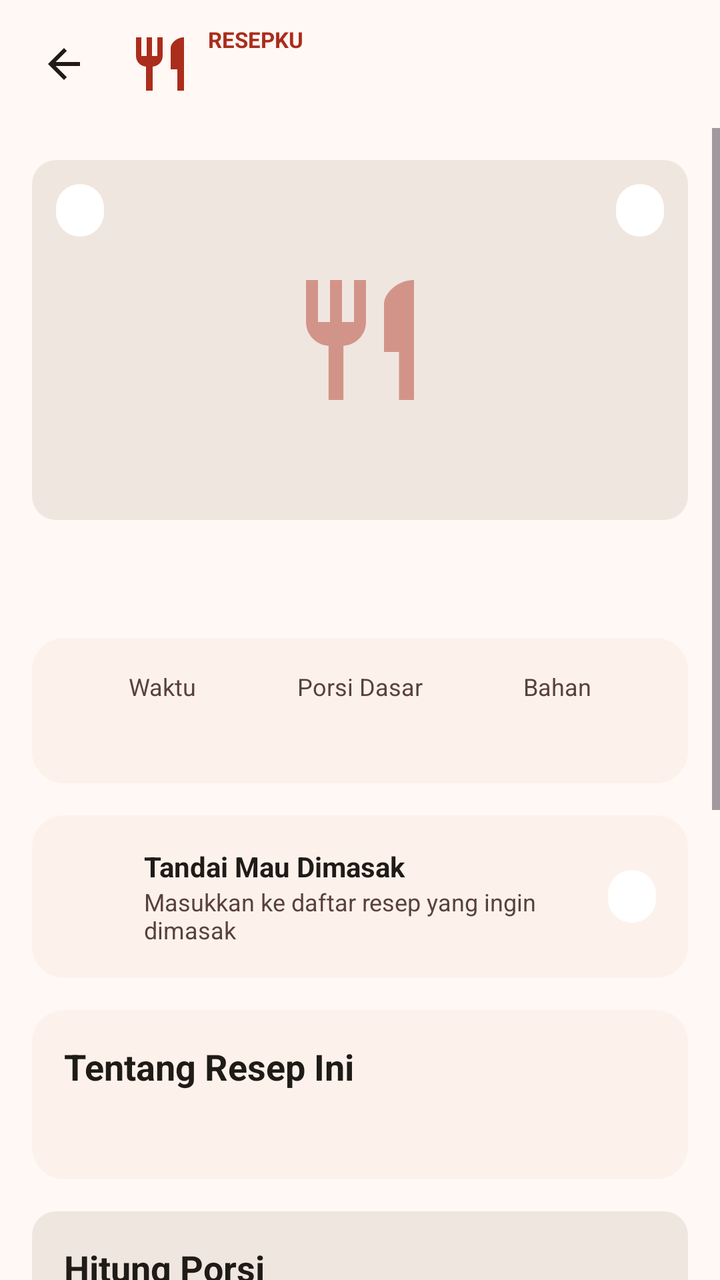
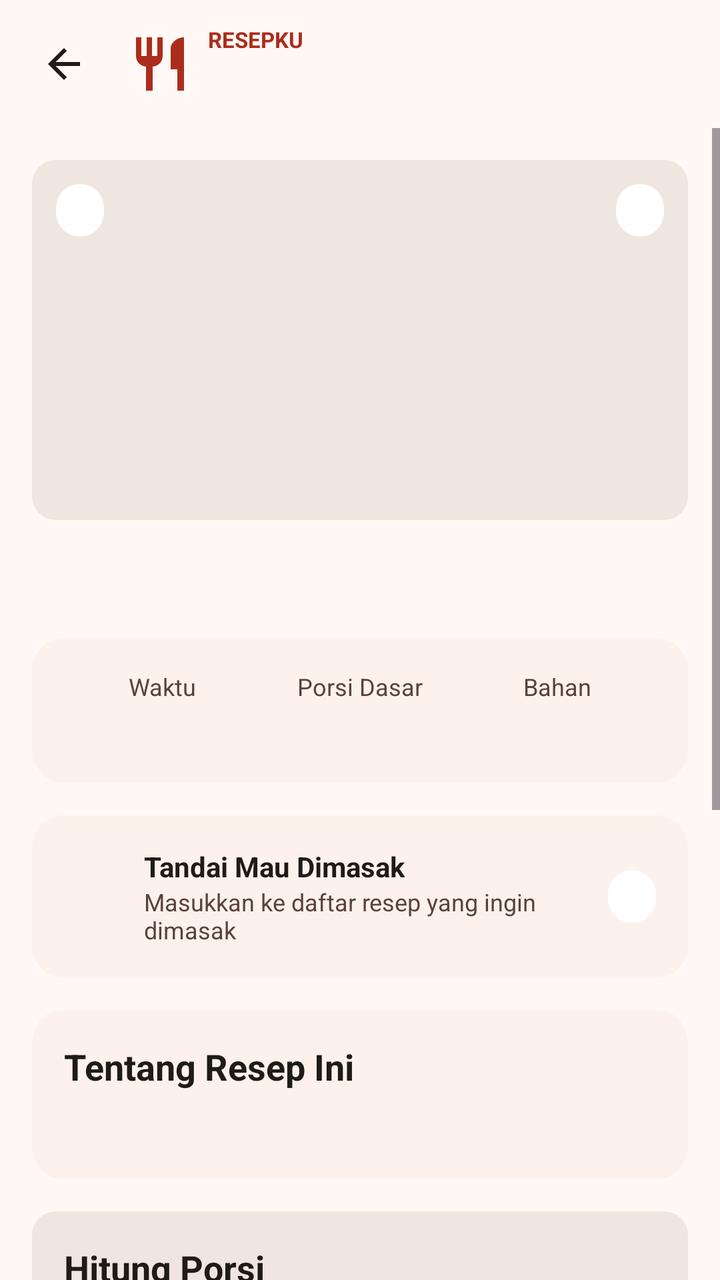

Two renders of the same Android screen: before a commit and after it. Below are the layout's source before the change and the commit's diff.
<!-- AndroidManifest.xml: application theme Theme.ResepKu -->
<!-- res/layout/activity_detail.xml -->
<?xml version="1.0" encoding="utf-8"?>
<LinearLayout xmlns:android="http://schemas.android.com/apk/res/android"
    android:layout_width="match_parent"
    android:layout_height="match_parent"
    android:background="@color/surface"
    android:orientation="vertical">

    <include
        android:id="@+id/toolbar"
        layout="@layout/view_toolbar" />

    <ScrollView
        android:layout_width="match_parent"
        android:layout_height="0dp"
        android:layout_weight="1">

        <LinearLayout
            android:layout_width="match_parent"
            android:layout_height="wrap_content"
            android:orientation="vertical"
            android:padding="16dp">

            <FrameLayout
                android:layout_width="match_parent"
                android:layout_height="180dp"
                android:layout_marginBottom="12dp"
                android:background="@drawable/bg_kotak_tinggi">

                <ImageView
                    android:layout_width="72dp"
                    android:layout_height="72dp"
                    android:layout_gravity="center"
                    android:alpha="0.45"
                    android:importantForAccessibility="no"
                    android:src="@drawable/ic_restaurant" />

                <TextView
                    android:id="@+id/tvLabelWaktu"
                    style="@style/Pill"
                    android:layout_width="wrap_content"
                    android:layout_height="wrap_content"
                    android:layout_margin="12dp" />

                <TextView
                    android:id="@+id/tvKategori"
                    style="@style/Pill"
                    android:layout_width="wrap_content"
                    android:layout_height="wrap_content"
                    android:layout_gravity="end"
                    android:layout_margin="12dp" />
            </FrameLayout>

            <TextView
                android:id="@+id/tvJudul"
                android:layout_width="match_parent"
                android:layout_height="wrap_content"
                android:layout_marginBottom="12dp"
                android:textColor="@color/on_surface"
                android:textSize="26sp"
                android:textStyle="bold" />

            <LinearLayout
                style="@style/Kartu"
                android:layout_width="match_parent"
                android:layout_height="wrap_content"
                android:baselineAligned="false"
                android:orientation="horizontal">

                <LinearLayout
                    android:layout_width="0dp"
                    android:layout_height="wrap_content"
                    android:layout_weight="1"
                    android:gravity="center"
                    android:orientation="vertical">

                    <TextView
                        style="@style/TeksKecil"
                        android:layout_width="wrap_content"
                        android:layout_height="wrap_content"
                        android:text="@string/waktu" />

                    <TextView
                        android:id="@+id/tvNilaiWaktu"
                        style="@style/Judul"
                        android:layout_width="wrap_content"
                        android:layout_height="wrap_content" />
                </LinearLayout>

                <LinearLayout
                    android:layout_width="0dp"
                    android:layout_height="wrap_content"
                    android:layout_weight="1"
                    android:gravity="center"
                    android:orientation="vertical">

                    <TextView
                        style="@style/TeksKecil"
                        android:layout_width="wrap_content"
                        android:layout_height="wrap_content"
                        android:text="@string/porsi_dasar" />

                    <TextView
                        android:id="@+id/tvNilaiPorsi"
                        style="@style/Judul"
                        android:layout_width="wrap_content"
                        android:layout_height="wrap_content" />
                </LinearLayout>

                <LinearLayout
                    android:layout_width="0dp"
                    android:layout_height="wrap_content"
                    android:layout_weight="1"
                    android:gravity="center"
                    android:orientation="vertical">

                    <TextView
                        style="@style/TeksKecil"
                        android:layout_width="wrap_content"
                        android:layout_height="wrap_content"
                        android:text="@string/bahan" />

                    <TextView
                        android:id="@+id/tvNilaiBahan"
                        style="@style/Judul"
                        android:layout_width="wrap_content"
                        android:layout_height="wrap_content" />
                </LinearLayout>
            </LinearLayout>

            <LinearLayout
                android:id="@+id/cardMauDimasak"
                style="@style/Kartu"
                android:layout_width="match_parent"
                android:layout_height="wrap_content"
                android:foreground="?attr/selectableItemBackground"
                android:gravity="center_vertical"
                android:orientation="horizontal">

                <ImageView
                    android:id="@+id/ivMauDimasak"
                    android:layout_width="28dp"
                    android:layout_height="28dp"
                    android:layout_marginEnd="12dp"
                    android:importantForAccessibility="no" />

                <LinearLayout
                    android:layout_width="0dp"
                    android:layout_height="wrap_content"
                    android:layout_weight="1"
                    android:orientation="vertical">

                    <TextView
                        android:layout_width="wrap_content"
                        android:layout_height="wrap_content"
                        android:text="@string/tandai_mau_dimasak"
                        android:textColor="@color/on_surface"
                        android:textStyle="bold" />

                    <TextView
                        style="@style/TeksKecil"
                        android:layout_width="wrap_content"
                        android:layout_height="wrap_content"
                        android:text="@string/sub_mau_dimasak" />
                </LinearLayout>

                <TextView
                    android:id="@+id/tvStatusMauDimasak"
                    style="@style/Pill"
                    android:layout_width="wrap_content"
                    android:layout_height="wrap_content"
                    android:layout_marginStart="8dp" />
            </LinearLayout>

            <LinearLayout
                android:id="@+id/cardTentang"
                style="@style/Kartu"
                android:layout_width="match_parent"
                android:layout_height="wrap_content"
                android:orientation="vertical">

                <TextView
                    style="@style/Judul"
                    android:layout_width="wrap_content"
                    android:layout_height="wrap_content"
                    android:text="@string/tentang_resep" />

                <TextView
                    android:id="@+id/tvDeskripsi"
                    android:layout_width="match_parent"
                    android:layout_height="wrap_content"
                    android:layout_marginTop="8dp"
                    android:textColor="@color/on_surface_variant"
                    android:textSize="15sp" />
            </LinearLayout>

            <LinearLayout
                android:layout_width="match_parent"
                android:layout_height="wrap_content"
                android:layout_marginBottom="20dp"
                android:background="@drawable/bg_kotak_tinggi"
                android:orientation="vertical"
                android:padding="16dp">

                <TextView
                    style="@style/Judul"
                    android:layout_width="wrap_content"
                    android:layout_height="wrap_content"
                    android:text="@string/hitung_porsi" />

                <TextView
                    style="@style/TeksKecil"
                    android:layout_width="wrap_content"
                    android:layout_height="wrap_content"
                    android:layout_marginBottom="12dp"
                    android:text="@string/sub_hitung_porsi" />

                <TextView
                    android:layout_width="wrap_content"
                    android:layout_height="wrap_content"
                    android:layout_marginBottom="4dp"
                    android:text="@string/jumlah_porsi_target"
                    android:textColor="@color/on_surface"
                    android:textStyle="bold" />

                <LinearLayout
                    android:layout_width="match_parent"
                    android:layout_height="wrap_content"
                    android:gravity="center_vertical"
                    android:orientation="horizontal">

                    <EditText
                        android:id="@+id/etPorsi"
                        style="@style/Masukan"
                        android:layout_width="0dp"
                        android:layout_height="52dp"
                        android:layout_weight="1"
                        android:autofillHints="no"
                        android:hint="@string/petunjuk_porsi"
                        android:inputType="number"
                        android:maxLines="1" />

                    <TextView
                        android:id="@+id/btnResetPorsi"
                        style="@style/Pill"
                        android:layout_width="wrap_content"
                        android:layout_height="wrap_content"
                        android:layout_marginStart="8dp" />
                </LinearLayout>

                <TextView
                    style="@style/TeksKecil"
                    android:layout_width="wrap_content"
                    android:layout_height="wrap_content"
                    android:layout_marginTop="12dp"
                    android:layout_marginBottom="6dp"
                    android:text="@string/rekomendasi_cepat" />

                <LinearLayout
                    android:layout_width="match_parent"
                    android:layout_height="wrap_content"
                    android:orientation="horizontal">

                    <TextView
                        android:id="@+id/chip2"
                        style="@style/Pill"
                        android:layout_width="0dp"
                        android:layout_height="wrap_content"
                        android:layout_marginEnd="4dp"
                        android:layout_weight="1"
                        android:gravity="center"
                        android:paddingHorizontal="2dp" />

                    <TextView
                        android:id="@+id/chip6"
                        style="@style/Pill"
                        android:layout_width="0dp"
                        android:layout_height="wrap_content"
                        android:layout_marginEnd="4dp"
                        android:layout_weight="1"
                        android:gravity="center"
                        android:paddingHorizontal="2dp" />

                    <TextView
                        android:id="@+id/chip10"
                        style="@style/Pill"
                        android:layout_width="0dp"
                        android:layout_height="wrap_content"
                        android:layout_marginEnd="4dp"
                        android:layout_weight="1"
                        android:gravity="center"
                        android:paddingHorizontal="2dp" />

                    <TextView
                        android:id="@+id/chip15"
                        style="@style/Pill"
                        android:layout_width="0dp"
                        android:layout_height="wrap_content"
                        android:layout_weight="1"
                        android:gravity="center"
                        android:paddingHorizontal="2dp" />
                </LinearLayout>

                <com.google.android.material.button.MaterialButton
                    android:id="@+id/btnHitung"
                    style="@style/TombolUtama"
                    android:layout_width="match_parent"
                    android:layout_height="wrap_content"
                    android:layout_marginTop="12dp"
                    android:text="@string/hitung_lihat_bahan" />
            </LinearLayout>

            <TextView
                style="@style/Judul"
                android:layout_width="wrap_content"
                android:layout_height="wrap_content"
                android:text="@string/daftar_bahan_asli" />

            <TextView
                android:id="@+id/tvSubBahan"
                style="@style/TeksKecil"
                android:layout_width="wrap_content"
                android:layout_height="wrap_content"
                android:layout_marginBottom="8dp" />

            <LinearLayout
                android:id="@+id/listBahan"
                android:layout_width="match_parent"
                android:layout_height="wrap_content"
                android:layout_marginBottom="16dp"
                android:orientation="vertical" />

            <TextView
                style="@style/Judul"
                android:layout_width="wrap_content"
                android:layout_height="wrap_content"
                android:layout_marginBottom="8dp"
                android:text="@string/langkah_memasak" />

            <LinearLayout
                android:id="@+id/listLangkah"
                android:layout_width="match_parent"
                android:layout_height="wrap_content"
                android:orientation="vertical" />
        </LinearLayout>
    </ScrollView>
</LinearLayout>
<!-- res/layout/view_toolbar.xml (included above) -->
<?xml version="1.0" encoding="utf-8"?>
<LinearLayout xmlns:android="http://schemas.android.com/apk/res/android"
    android:layout_width="match_parent"
    android:layout_height="64dp"
    android:gravity="center_vertical"
    android:orientation="horizontal"
    android:paddingHorizontal="8dp">

    <ImageButton
        android:id="@+id/btnKembali"
        android:layout_width="48dp"
        android:layout_height="48dp"
        android:background="?attr/selectableItemBackgroundBorderless"
        android:contentDescription="@string/kembali"
        android:src="@drawable/ic_back" />

    <ImageView
        android:layout_width="32dp"
        android:layout_height="32dp"
        android:layout_marginHorizontal="8dp"
        android:importantForAccessibility="no"
        android:src="@drawable/ic_restaurant" />

    <LinearLayout
        android:layout_width="wrap_content"
        android:layout_height="wrap_content"
        android:orientation="vertical">

        <TextView
            android:layout_width="wrap_content"
            android:layout_height="wrap_content"
            android:text="@string/merek"
            android:textColor="@color/primary"
            android:textSize="11sp"
            android:textStyle="bold" />

        <TextView
            android:id="@+id/tvJudulLayar"
            style="@style/Judul"
            android:layout_width="wrap_content"
            android:layout_height="wrap_content" />
    </LinearLayout>
</LinearLayout>
<!-- resources referenced by this layout -->
<resources>
  <color name="on_surface">#1F1B17</color>
  <color name="on_surface_variant">#59413D</color>
  <color name="primary">#AB2D1B</color>
  <color name="surface">#FFF8F5</color>
  <!-- drawable bg_kotak_tinggi (drawable) -->
  <?xml version="1.0" encoding="utf-8"?>
  <shape xmlns:android="http://schemas.android.com/apk/res/android">
      <solid android:color="@color/surface_high" />
      <corners android:radius="12dp" />
  </shape>
  <string name="bahan">Bahan</string>
  <string name="daftar_bahan_asli">Daftar Bahan Asli</string>
  <string name="hitung_lihat_bahan">Hitung Porsi &amp; Lihat Bahan</string>
  <string name="hitung_porsi">Hitung Porsi</string>
  <string name="jumlah_porsi_target">Jumlah Porsi Target</string>
  <string name="kembali">Kembali</string>
  <string name="langkah_memasak">Langkah Memasak</string>
  <string name="merek">RESEPKU</string>
  <string name="petunjuk_porsi">Masukkan jumlah porsi</string>
  <string name="porsi_dasar">Porsi Dasar</string>
  <string name="rekomendasi_cepat">Rekomendasi cepat:</string>
  <string name="sub_hitung_porsi">Sesuaikan takaran bahan untuk jumlah porsi yang kamu inginkan (1–50 porsi).</string>
  <string name="sub_mau_dimasak">Masukkan ke daftar resep yang ingin dimasak</string>
  <string name="tandai_mau_dimasak">Tandai Mau Dimasak</string>
  <string name="tentang_resep">Tentang Resep Ini</string>
  <string name="waktu">Waktu</string>
  <style name="Judul" parent="">
          <item name="android:textColor">@color/on_surface</item>
          <item name="android:textSize">18sp</item>
          <item name="android:textStyle">bold</item>
      </style>
  <style name="Kartu" parent="">
          <item name="android:background">@drawable/bg_kartu</item>
          <item name="android:padding">16dp</item>
          <item name="android:layout_marginBottom">16dp</item>
      </style>
  <style name="Masukan" parent="">
          <item name="android:background">@drawable/bg_input</item>
          <item name="android:minHeight">48dp</item>
          <item name="android:paddingHorizontal">12dp</item>
          <item name="android:textSize">14sp</item>
          <item name="android:textColor">@color/on_surface</item>
          <item name="android:textColorHint">@color/outline</item>
      </style>
  <style name="Pill" parent="">
          <item name="android:background">@drawable/bg_pill</item>
          <item name="android:paddingHorizontal">12dp</item>
          <item name="android:paddingVertical">5dp</item>
          <item name="android:textSize">12sp</item>
          <item name="android:textStyle">bold</item>
          <item name="android:textColor">@color/on_surface</item>
      </style>
  <style name="TeksKecil" parent="">
          <item name="android:textColor">@color/on_surface_variant</item>
          <item name="android:textSize">12sp</item>
      </style>
  <style name="TombolUtama" parent="Widget.Material3.Button">
          <item name="android:minHeight">52dp</item>
          <item name="cornerRadius">12dp</item>
          <item name="backgroundTint">@color/primary</item>
          <item name="android:textColor">@color/white</item>
      </style>
  <color name="surface_high">#F0E6E0</color>
  <!-- drawable bg_kartu (drawable) -->
  <?xml version="1.0" encoding="utf-8"?>
  <shape xmlns:android="http://schemas.android.com/apk/res/android">
      <solid android:color="@color/surface_low" />
      <corners android:radius="16dp" />
  </shape>
  <color name="outline">#8D706B</color>
  <!-- drawable bg_pill (drawable) -->
  <?xml version="1.0" encoding="utf-8"?>
  <shape xmlns:android="http://schemas.android.com/apk/res/android">
      <solid android:color="@color/white" />
      <corners android:radius="100dp" />
  </shape>
  <color name="white">#FFFFFF</color>
  <color name="secondary">#006E27</color>
  <color name="error">#BA1A1A</color>
  <color name="surface_low">#FCF2EB</color>
  <color name="surface_highest">#EAE1DA</color>
  <!-- unchanged entries left out for length: 4 -->
</resources>

<!-- the commit's change to res/layout/activity_detail.xml (unified diff, before → after) -->
@@ -24,15 +24,16 @@
                 android:layout_width="match_parent"
                 android:layout_height="180dp"
                 android:layout_marginBottom="12dp"
-                android:background="@drawable/bg_kotak_tinggi">
+                android:background="@drawable/bg_kotak_tinggi"
+                android:clipToOutline="true">
 
                 <ImageView
-                    android:layout_width="72dp"
-                    android:layout_height="72dp"
-                    android:layout_gravity="center"
-                    android:alpha="0.45"
-                    android:importantForAccessibility="no"
-                    android:src="@drawable/ic_restaurant" />
+                    android:id="@+id/ivFotoResep"
+                    android:layout_width="match_parent"
+                    android:layout_height="match_parent"
+                    android:background="@color/surface_high"
+                    android:contentDescription="@null"
+                    android:scaleType="centerCrop" />
 
                 <TextView
                     android:id="@+id/tvLabelWaktu"
